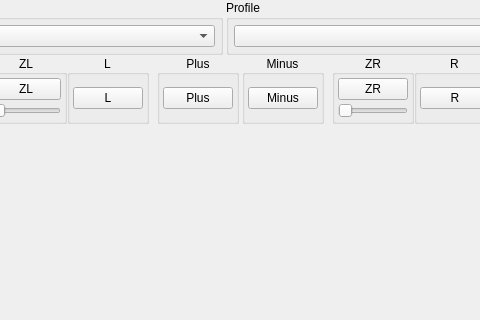
Old version of the form src/yuzu/configuration/configure_input_player.ui in the repository rorrim-rorrim/eden-alt; both pictures show x 455 to 935 and y 0 to 320 of the 1391 by 680 pixel window.
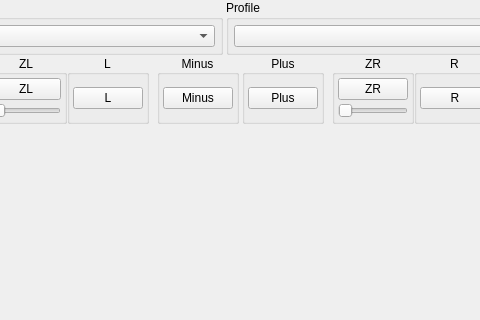
New version of the form. Icons and pictures are not drawn. Custom widgets are drawn as their Qt base class.

```diff
--- a/src/yuzu/configuration/configure_input_player.ui
+++ b/src/yuzu/configuration/configure_input_player.ui
@@ -1364,14 +1364,14 @@
               </widget>
              </item>
              <item>
-              <widget class="QGroupBox" name="buttonMiscButtonsPlusGroup">
+              <widget class="QGroupBox" name="buttonMiscButtonsMinusGroup">
                <property name="title">
-                <string>Plus</string>
+                <string>Minus</string>
                </property>
                <property name="alignment">
                 <set>Qt::AlignmentFlag::AlignCenter</set>
                </property>
-               <layout class="QVBoxLayout" name="buttonMiscPlusVerticalLayout">
+               <layout class="QVBoxLayout" name="buttonMiscMinusVerticalLayout">
                 <property name="spacing">
                  <number>3</number>
                 </property>
@@ -1388,7 +1388,7 @@
                  <number>3</number>
                 </property>
                 <item>
-                 <widget class="QPushButton" name="buttonPlus">
+                 <widget class="QPushButton" name="buttonMinus">
                   <property name="minimumSize">
                    <size>
                     <width>70</width>
@@ -1405,7 +1405,7 @@
                    <string notr="true">min-width: 68px;</string>
                   </property>
                   <property name="text">
-                   <string>Plus</string>
+                   <string>Minus</string>
                   </property>
                  </widget>
                 </item>
@@ -1413,14 +1413,14 @@
               </widget>
              </item>
              <item>
-              <widget class="QGroupBox" name="buttonMiscButtonsMinusGroup">
+              <widget class="QGroupBox" name="buttonMiscButtonsPlusGroup">
                <property name="title">
-                <string>Minus</string>
+                <string>Plus</string>
                </property>
                <property name="alignment">
                 <set>Qt::AlignmentFlag::AlignCenter</set>
                </property>
-               <layout class="QVBoxLayout" name="buttonMiscMinusVerticalLayout">
+               <layout class="QVBoxLayout" name="buttonMiscPlusVerticalLayout">
                 <property name="spacing">
                  <number>3</number>
                 </property>
@@ -1437,7 +1437,7 @@
                  <number>3</number>
                 </property>
                 <item>
-                 <widget class="QPushButton" name="buttonMinus">
+                 <widget class="QPushButton" name="buttonPlus">
                   <property name="minimumSize">
                    <size>
                     <width>70</width>
@@ -1454,7 +1454,7 @@
                    <string notr="true">min-width: 68px;</string>
                   </property>
                   <property name="text">
-                   <string>Minus</string>
+                   <string>Plus</string>
                   </property>
                  </widget>
                 </item>
```
